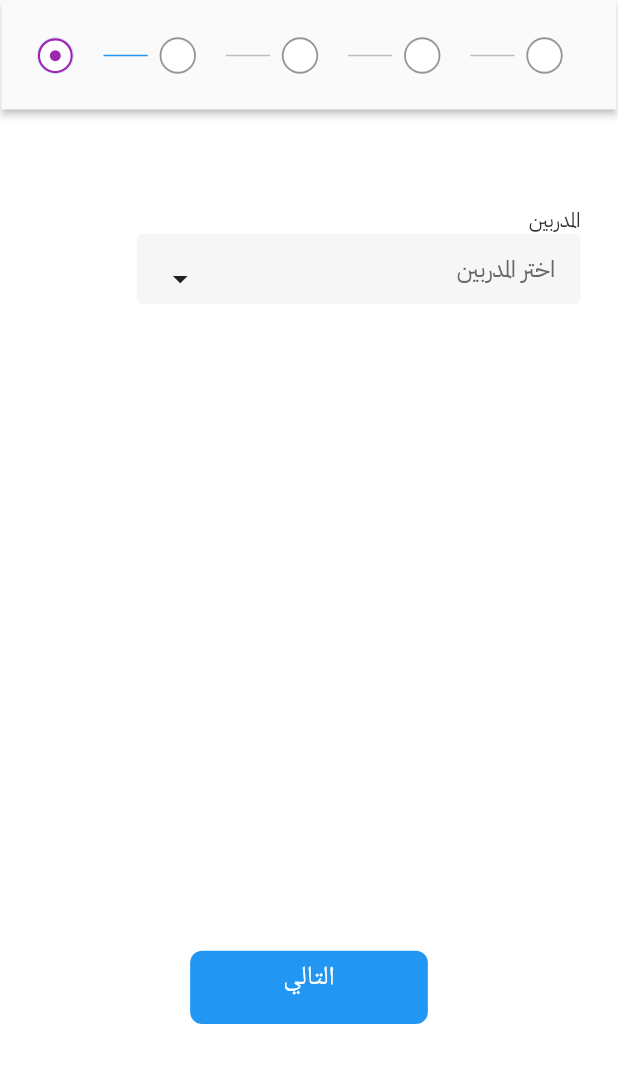
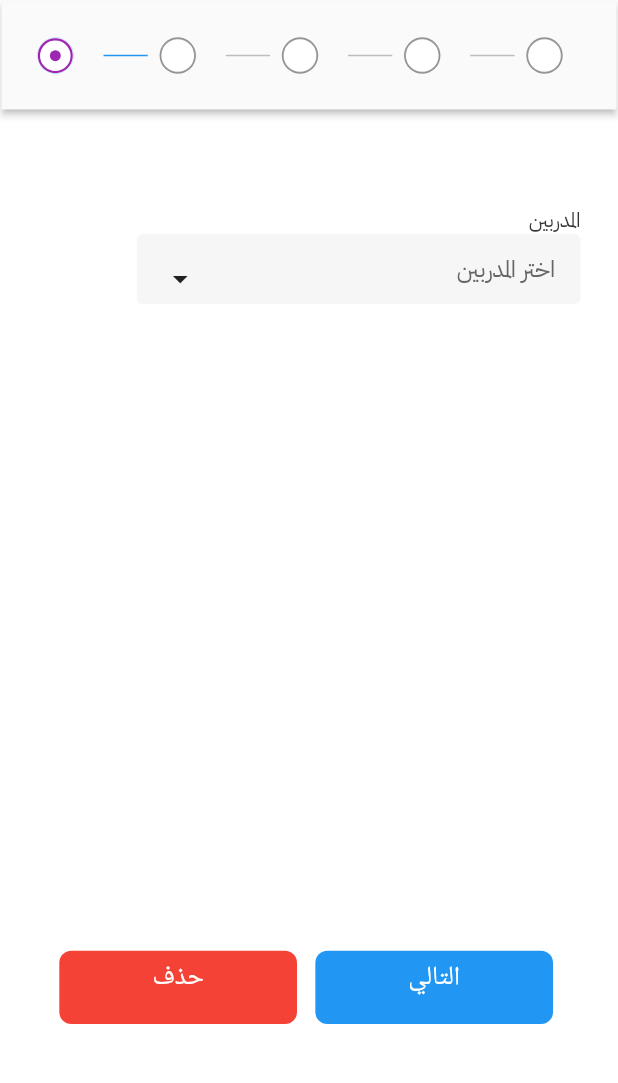
Before and after one commit to elreefy14/admin_future, a Flutter app: the OnboardingScreen screen opened directly, on a phone screen of 412 x 824 dp, the part 84-1167 px from its top. Run offline on Flutter 3.47's test engine with Material 2 defaults, Android fonts, the phone set to English and light mode, and no system bars; our stand-ins replace auto_size_text, bloc, bot_toast, cloud_firestore, conditional_builder_null_safety, contacts_service and 21 more; missing offline and left inert: dart:ffi, json_path, multiselect; accounts and stored records are empty; Roboto replaces fonts that are missing (Montserrat-Arabic); project files that could hold a hidden picture were left out.

```diff
--- a/lib/add_grouup_of_schedules/presentation/onboarding_screen.dart
+++ b/lib/add_grouup_of_schedules/presentation/onboarding_screen.dart
@@ -1358,7 +1358,7 @@ class OnboardingScreen extends StatelessWidget {
   final bool? isAdd;
   final String? branchId;
   final String? groupId;
-  final List<String>? schedule_days;
+  final List<String>? scheduleDays;
   final List<String>? userIds;
   final List<String>? scheduleId;
   final List<String>? coachIds;
@@ -1375,7 +1375,7 @@ class OnboardingScreen extends StatelessWidget {
     this.isAdd,
     this.branchId,
     this.groupId,
-    this.schedule_days,
+    this.scheduleDays,
     this.userIds,
     this.scheduleId,
     this.coachIds,
@@ -1388,6 +1388,20 @@ class OnboardingScreen extends StatelessWidget {
       }) : super(key: key);
   @override
   Widget build(BuildContext context) {
+    // String? group_id = groupId;
+    // String? branch_id = branchId;
+    // String? max_users = maxUsers;
+    // List<String>? schedule_days = this.schedule_days;
+    // List<String>? user_ids = userIds;
+    // List<String>? schedule_ids = scheduleId;
+    // List<String>? coach_ids = coachIds;
+    // List<String>? coach_list = coachList;
+    // List<String>? users_list = usersList;
+    // List? users = this.users;
+    // //List<UserModel>? coaches = this.coaches;
+    // Map<String, Map<dynamic, dynamic>>? days = this.days;
+    // bool? isAdd = this.isAdd;
+    //
 
     return Builder(
       builder: (context) {
@@ -1571,7 +1585,72 @@ class OnboardingScreen extends StatelessWidget {
                   Row(
                     mainAxisAlignment: MainAxisAlignment.center,
                     children: [
-                      if (context.watch<AddGroupCubit>().state.currentIndex > 0)
+                      //if current index is 0 add button delete button and next button
+                      //add delete button like that
+                      // Container(
+                      //                                         height: 50.h,
+                      //                                         width: 150.w,
+                      //                                         decoration: BoxDecoration(
+                      //                                           color: Colors.blue,
+                      //                                           borderRadius: BorderRadius.circular(8),
+                      //                                         ),
+                      //                                         child: Align(
+                      //                                             alignment: AlignmentDirectional(0, 0),
+                      //                                             child: Text(
+                      //                                               'حفظ',
+                      //                                               textAlign: TextAlign.right,
+                      //                                               style: TextStyle(
+                      //                                                   color: Colors.white,
+                      //                                                   fontSize: 18.sp,
+                      //                                                   fontFamily: 'Montserrat-Arabic',
+                      //                                                   fontWeight: FontWeight.w400,
+                      //                                                   height: 0.08.h),
+                      //                                             )),
+                      //                                       );
+                      //when tap on it show dialog to confirm delete or not
+                      //if yes delete the group
+                      //if no do nothing
+                      if (context.watch<AddGroupCubit>().state.currentIndex == 0)
+                        Padding(
+                          padding: EdgeInsets.symmetric(
+                            horizontal: 4.0.w,
+                          ),
+                          child: InkWell(
+                            onTap: () =>   ManageSalaryCubit.get(
+                                context)
+                                .deleteGroup(
+                              groupId: groupId ?? '',
+                              branchId: branchId ?? '',
+                              schedulesIds:
+                              scheduleId ?? [],
+                              schedulesDays:
+                              scheduleDays ?? [],
+                              context: context,
+                            ),
+                            child: Container(
+                              height: 50.h,
+                              width: 150.w,
+                              decoration: BoxDecoration(
+                                color: Colors.red,
+                                borderRadius: BorderRadius.circular(8),
+                              ),
+                              child: Align(
+                                  alignment: AlignmentDirectional(0, 0),
+                                  child: Text(
+                                    'حذف',
+                                    textAlign: TextAlign.right,
+                                    style: TextStyle(
+                                      color: Colors.white,
+                                      fontSize: 18.sp,
+                                      fontFamily: 'Montserrat-Arabic',
+                                      fontWeight: FontWeight.w400,
+                                      height: 0.08.h,
+                                    ),
+                                  )),
+                            ),
+                          ),
+                        ),
+                           if (context.watch<AddGroupCubit>().state.currentIndex > 0)
                         Padding(
                           padding: EdgeInsets.symmetric(
                             horizontal: 4.0.w,
--- a/lib/routiong.dart
+++ b/lib/routiong.dart
@@ -61,7 +61,7 @@ class RouteGenerator {
           isAdd: (args as Map<String, dynamic>)?['isAdd'],
           branchId: (args as Map<String, dynamic>)?['branchId'],
           groupId: (args as Map<String, dynamic>)?['groupId'],
-          schedule_days: (args as Map<String, dynamic>)?['schedule_days'],
+          scheduleDays: (args as Map<String, dynamic>)?['scheduleDays'],
           userIds: (args as Map<String, dynamic>)?['userIds'],
           scheduleId: (args as Map<String, dynamic>)?['scheduleId'],
           coachIds: (args as Map<String, dynamic>)?['coachIds'],
```
Also changed, not shown: lib/home/business_logic/Home/manage_attendence_cubit .dart (+24 -20 lines), lib/home/business_logic/Home/manage_salary_cubit.dart (+9 -1 lines).
